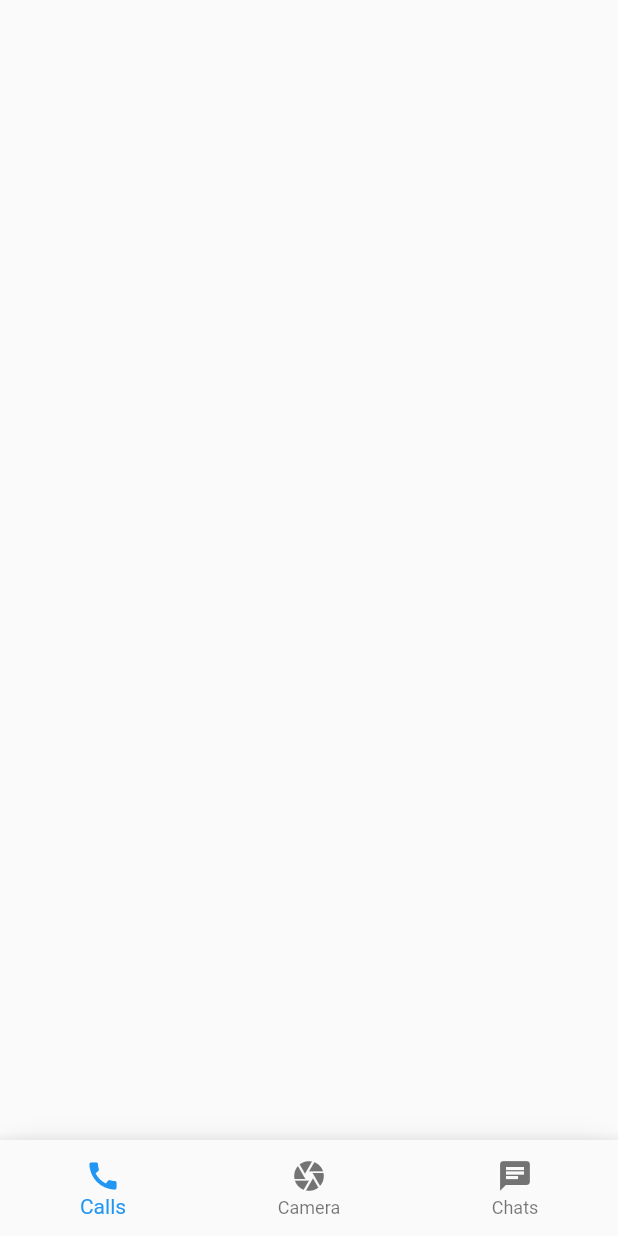
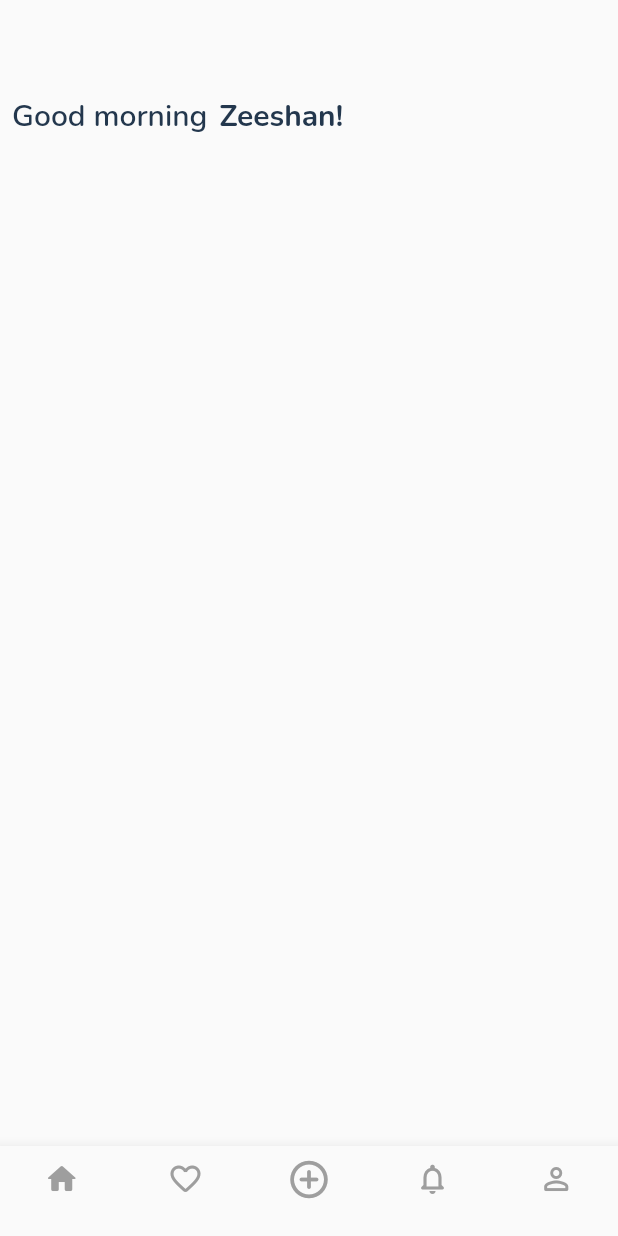
Before and after one commit to ibrahimzahir/travel_app, a Flutter app: the screen it shows after launch, on a phone screen of 412 x 824 dp. Run offline on Flutter 3.47's test engine with Material 2 defaults, Android fonts, the phone set to English and light mode, and no system bars; our stand-ins replace google_fonts.

```diff
--- a/lib/constants/color_constant.dart
+++ b/lib/constants/color_constant.dart
@@ -9,4 +9,4 @@ const tBorderColor = Color(0xFFE8E8F3);
 const tFillColor = Color(0xFFFFFFFF);
 const tCardTitleColor = Color(0xFF2E4ECF);
 const tCardSubtitleColor = tTitleColor;
-final tBottomNaviBar = Colors.grey.withOpacity(0.3);
+const tBottomNaviBar = Colors.grey;
--- a/lib/constants/style_constant.dart
+++ b/lib/constants/style_constant.dart
@@ -7,7 +7,12 @@ import 'color_constant.dart';
 var titleStyle = GoogleFonts.nunito(
   fontWeight: FontWeight.w600,
   color: tTitleColor,
-  fontSize: 16,
+  fontSize: 20,
+);
+var nameTtleStyle = GoogleFonts.nunito(
+  fontWeight: FontWeight.w700,
+  color: tTitleColor,
+  fontSize: 20,
 );
 
 var discountStyle = GoogleFonts.nunito(
--- a/lib/screens/home_screen.dart
+++ b/lib/screens/home_screen.dart
@@ -1,5 +1,6 @@
 import 'package:flutter/material.dart';
 import '../widgets/bottom_navigation_bar.dart';
+import '../constants/style_constant.dart';
 import '../constants/color_constant.dart';
 
 class HomeScreen extends StatefulWidget {
@@ -16,6 +17,29 @@ class _HomeScreenState extends State<HomeScreen> {
         elevation: 0,
       ),
       bottomNavigationBar: BottomNavigationBarTravel(),
+      body: Container(
+        child: ListView(
+          physics: ClampingScrollPhysics(),
+          children: [
+            Padding(
+              padding: const EdgeInsets.all(8.0),
+              child: Row(
+                mainAxisAlignment: MainAxisAlignment.start,
+                children: [
+                  Text(
+                    "Good morning",
+                    style: titleStyle,
+                  ),
+                  SizedBox(
+                    width: 8,
+                  ),
+                  Text("Zeeshan!", style: nameTtleStyle),
+                ],
+              ),
+            ),
+          ],
+        ),
+      ),
     );
   }
 }
--- a/lib/widgets/bottom_navigation_bar.dart
+++ b/lib/widgets/bottom_navigation_bar.dart
@@ -12,21 +12,20 @@ class _BottomNavigationBarTravelState extends State<BottomNavigationBarTravel> {
 
   static const List<Widget> _pages = <Widget>[
     Icon(
-      Icons.call,
-      size: 150,
+      Icons.home_rounded,
     ),
     Icon(
-      Icons.camera,
-      size: 150,
+      Icons.favorite_border_rounded,
     ),
     Icon(
-      Icons.chat,
-      size: 150,
+      Icons.add_circle_outline_rounded,
     ),
-    // Icon(
-    //   Icons.chat,
-    //   size: 150,
-    // ),
+    Icon(
+      Icons.notifications_none_rounded,
+    ),
+    Icon(
+      Icons.person_outline_rounded,
+    ),
   ];
 
   void _onItemTapped(int index) {
@@ -37,45 +36,48 @@ class _BottomNavigationBarTravelState extends State<BottomNavigationBarTravel> {
 
   @override
   Widget build(BuildContext context) {
-    return Container(
-      height: 64,
-      decoration: BoxDecoration(
-        color: tFillColor,
-        boxShadow: [
-          BoxShadow(
+    return BottomNavigationBar(
+      type: BottomNavigationBarType.fixed,
+      items: const <BottomNavigationBarItem>[
+        BottomNavigationBarItem(
+          icon: Icon(
+            Icons.home_rounded,
             color: tBottomNaviBar,
-            spreadRadius: 2,
-            blurRadius: 15,
-            offset: Offset(0, 5),
           ),
-        ],
-        borderRadius: BorderRadius.only(
-          topLeft: Radius.circular(20),
-          topRight: Radius.circular(20),
+          label: '',
         ),
-      ),
-      child: BottomNavigationBar(
-        items: const <BottomNavigationBarItem>[
-          BottomNavigationBarItem(
-            icon: Icon(Icons.call),
-            label: 'Calls',
+        BottomNavigationBarItem(
+          icon: Icon(
+            Icons.favorite_border_rounded,
+            color: tBottomNaviBar,
           ),
-          BottomNavigationBarItem(
-            icon: Icon(Icons.camera),
-            label: 'Camera',
+          label: '',
+        ),
+        BottomNavigationBarItem(
+          icon: Icon(
+            Icons.add_circle_outline_rounded,
+            color: tBottomNaviBar,
+            size: 30,
           ),
-          BottomNavigationBarItem(
-            icon: Icon(Icons.chat),
-            label: 'Chats',
+          label: '',
+        ),
+        BottomNavigationBarItem(
+          icon: Icon(
+            Icons.notifications_none_rounded,
+            color: tBottomNaviBar,
           ),
-          // BottomNavigationBarItem(
-          //   icon: Icon(Icons.chat),
-          //   label: 'Chats',
-          // ),
-        ],
-        currentIndex: _selectedIndex,
-        onTap: _onItemTapped,
-      ),
+          label: '',
+        ),
+        BottomNavigationBarItem(
+          icon: Icon(
+            Icons.person_outline_rounded,
+            color: tBottomNaviBar,
+          ),
+          label: '',
+        ),
+      ],
+      currentIndex: _selectedIndex,
+      onTap: _onItemTapped,
     );
   }
 }
```
